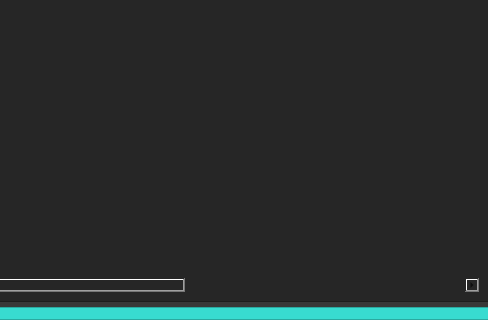
Old version of the form gui/interfaces/InstructorDashboard.ui in the repository dev-otaher/Saqer; both pictures show x 712 to 1200 and y 480 to 800 of the 1200 by 800 pixel window.
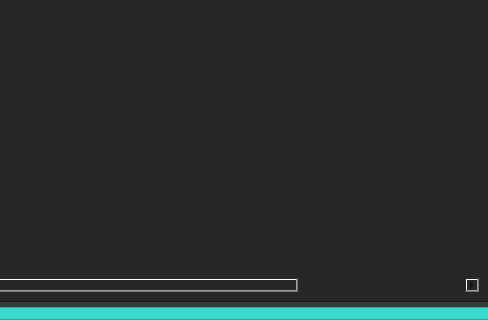
New version of the form. The open tabs and pages were chosen to show the change. Icons and pictures are not drawn.

```diff
--- a/gui/interfaces/InstructorDashboard.ui
+++ b/gui/interfaces/InstructorDashboard.ui
@@ -453,24 +453,7 @@
         </column>
         <column>
          <property name="text">
-          <string>Date</string>
-         </property>
-         <property name="font">
-          <font>
-           <family>RB</family>
-           <pointsize>10</pointsize>
-          </font>
-         </property>
-        </column>
-        <column>
-         <property name="text">
-          <string>Time</string>
-         </property>
-         <property name="font">
-          <font>
-           <family>RB</family>
-           <pointsize>10</pointsize>
-          </font>
+          <string>Date &amp; Time</string>
          </property>
         </column>
        </widget>
```
Left out of the diff: 155 changed lines with no effect on the pictures.
